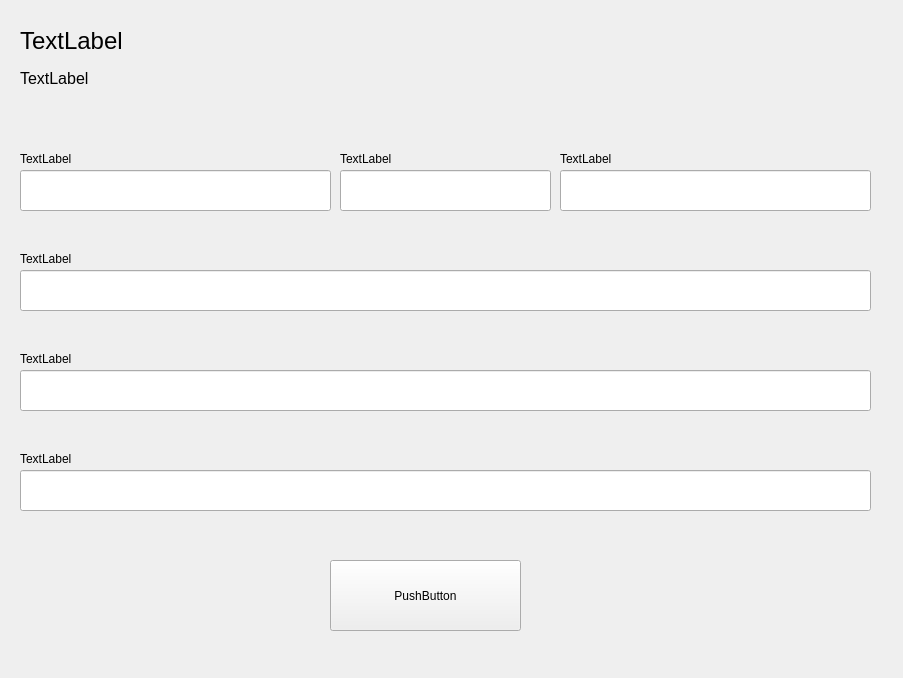
colingelling/PyQt6-test, file src/gui/ui/register/register_view.ui: the form before one commit.
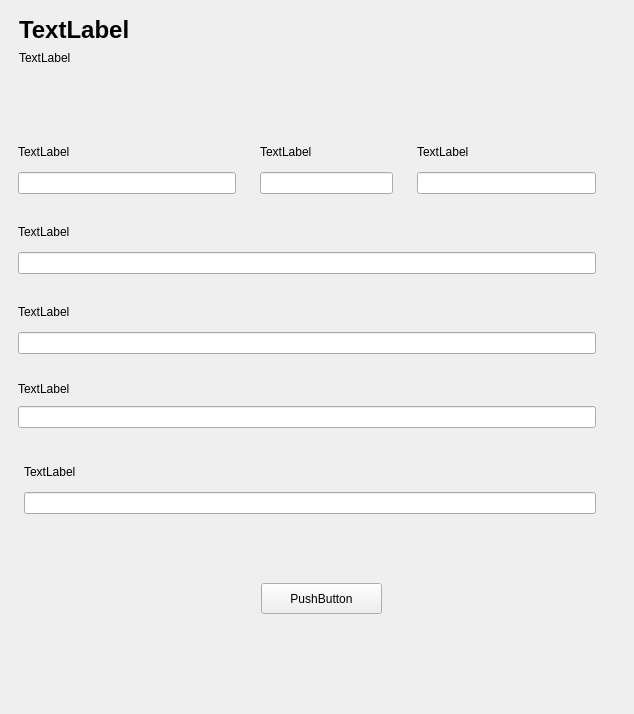
The form after the commit.

Commit message: Improved Ui files starting with the usage of (Grid)layouts within both windows and widgets including a scalable feature. Created layouts for signing in, registering users and for the user when it will be logged in. Assigned names onto form labels and fields. Then started figuring out on how to balance PyQt6 with SQLite, created a connection with it, made a users table and worked on the ability for the register form to create a single user. Also improved the password view on windows.

Diff of the .ui file:
```diff
--- a/src/gui/ui/register/register_view.ui
+++ b/src/gui/ui/register/register_view.ui
@@ -6,201 +6,737 @@
    <rect>
     <x>0</x>
     <y>0</y>
-    <width>903</width>
-    <height>678</height>
+    <width>634</width>
+    <height>714</height>
    </rect>
   </property>
+  <property name="sizePolicy">
+   <sizepolicy hsizetype="Fixed" vsizetype="Fixed">
+    <horstretch>0</horstretch>
+    <verstretch>0</verstretch>
+   </sizepolicy>
+  </property>
+  <property name="minimumSize">
+   <size>
+    <width>634</width>
+    <height>714</height>
+   </size>
+  </property>
+  <property name="maximumSize">
+   <size>
+    <width>634</width>
+    <height>714</height>
+   </size>
+  </property>
   <property name="windowTitle">
    <string>MainWindow</string>
   </property>
   <widget class="QWidget" name="centralwidget">
-   <widget class="QLabel" name="RegisterViewTitleLabel">
-    <property name="geometry">
-     <rect>
-      <x>20</x>
-      <y>30</y>
-      <width>111</width>
-      <height>21</height>
-     </rect>
-    </property>
-    <property name="font">
-     <font>
-      <pointsize>18</pointsize>
-     </font>
-    </property>
-    <property name="text">
-     <string>TextLabel</string>
-    </property>
-   </widget>
-   <widget class="QLabel" name="RegisterViewDescriptionLabel">
-    <property name="geometry">
-     <rect>
-      <x>20</x>
-      <y>70</y>
-      <width>71</width>
-      <height>16</height>
-     </rect>
-    </property>
-    <property name="font">
-     <font>
-      <pointsize>12</pointsize>
-     </font>
-    </property>
-    <property name="text">
-     <string>TextLabel</string>
-    </property>
-   </widget>
-   <widget class="QLineEdit" name="RegisterFormFirstnameLineEdit">
-    <property name="geometry">
-     <rect>
-      <x>20</x>
-      <y>170</y>
-      <width>311</width>
-      <height>41</height>
-     </rect>
-    </property>
-   </widget>
-   <widget class="QLabel" name="RegisterFormFirstnameLabel">
-    <property name="geometry">
-     <rect>
-      <x>20</x>
-      <y>150</y>
-      <width>67</width>
-      <height>17</height>
-     </rect>
-    </property>
-    <property name="text">
-     <string>TextLabel</string>
-    </property>
-   </widget>
-   <widget class="QLabel" name="RegisterFormUsernameLabel">
-    <property name="geometry">
-     <rect>
-      <x>20</x>
-      <y>250</y>
-      <width>67</width>
-      <height>17</height>
-     </rect>
-    </property>
-    <property name="text">
-     <string>TextLabel</string>
-    </property>
-   </widget>
-   <widget class="QLineEdit" name="RegisterFormUsernameLineEdit">
-    <property name="geometry">
-     <rect>
-      <x>20</x>
-      <y>270</y>
-      <width>851</width>
-      <height>41</height>
-     </rect>
-    </property>
-   </widget>
-   <widget class="QLineEdit" name="RegisterFormSuffixLineEdit">
-    <property name="geometry">
-     <rect>
-      <x>340</x>
-      <y>170</y>
-      <width>211</width>
-      <height>41</height>
-     </rect>
-    </property>
-   </widget>
-   <widget class="QLineEdit" name="RegisterFormLastnameLineEdit">
-    <property name="geometry">
-     <rect>
-      <x>560</x>
-      <y>170</y>
-      <width>311</width>
-      <height>41</height>
-     </rect>
-    </property>
-   </widget>
-   <widget class="QLabel" name="RegisterFormSuffixLabel">
-    <property name="geometry">
-     <rect>
-      <x>340</x>
-      <y>150</y>
-      <width>67</width>
-      <height>17</height>
-     </rect>
-    </property>
-    <property name="text">
-     <string>TextLabel</string>
-    </property>
-   </widget>
-   <widget class="QLabel" name="RegisterFormLastnameLabel">
-    <property name="geometry">
-     <rect>
-      <x>560</x>
-      <y>150</y>
-      <width>67</width>
-      <height>17</height>
-     </rect>
-    </property>
-    <property name="text">
-     <string>TextLabel</string>
-    </property>
-   </widget>
-   <widget class="QLineEdit" name="RegisterFormEmailLineEdit">
-    <property name="geometry">
-     <rect>
-      <x>20</x>
-      <y>370</y>
-      <width>851</width>
-      <height>41</height>
-     </rect>
-    </property>
-   </widget>
-   <widget class="QLabel" name="RegisterFormEmailLabel">
-    <property name="geometry">
-     <rect>
-      <x>20</x>
-      <y>350</y>
-      <width>67</width>
-      <height>17</height>
-     </rect>
-    </property>
-    <property name="text">
-     <string>TextLabel</string>
-    </property>
-   </widget>
-   <widget class="QPushButton" name="RegisterFormSubmitBtn">
-    <property name="geometry">
-     <rect>
-      <x>330</x>
-      <y>560</y>
-      <width>191</width>
-      <height>71</height>
-     </rect>
-    </property>
-    <property name="text">
-     <string>PushButton</string>
-    </property>
-   </widget>
-   <widget class="QLineEdit" name="RegisterFormPasswordLineEdit">
-    <property name="geometry">
-     <rect>
-      <x>20</x>
-      <y>470</y>
-      <width>851</width>
-      <height>41</height>
-     </rect>
-    </property>
-   </widget>
-   <widget class="QLabel" name="RegisterFormPasswordLabel">
-    <property name="geometry">
-     <rect>
-      <x>20</x>
-      <y>450</y>
-      <width>67</width>
-      <height>17</height>
-     </rect>
-    </property>
-    <property name="text">
-     <string>TextLabel</string>
-    </property>
-   </widget>
+   <property name="sizePolicy">
+    <sizepolicy hsizetype="Maximum" vsizetype="Maximum">
+     <horstretch>0</horstretch>
+     <verstretch>0</verstretch>
+    </sizepolicy>
+   </property>
+   <layout class="QGridLayout" name="gridLayout_2">
+    <item row="0" column="2">
+     <layout class="QGridLayout" name="gridLayout">
+      <item row="17" column="7">
+       <spacer name="horizontalSpacer_14">
+        <property name="orientation">
+         <enum>Qt::Horizontal</enum>
+        </property>
+        <property name="sizeHint" stdset="0">
+         <size>
+          <width>40</width>
+          <height>20</height>
+         </size>
+        </property>
+       </spacer>
+      </item>
+      <item row="15" column="19">
+       <spacer name="verticalSpacer">
+        <property name="orientation">
+         <enum>Qt::Vertical</enum>
+        </property>
+        <property name="sizeType">
+         <enum>QSizePolicy::Preferred</enum>
+        </property>
+        <property name="sizeHint" stdset="0">
+         <size>
+          <width>3</width>
+          <height>40</height>
+         </size>
+        </property>
+       </spacer>
+      </item>
+      <item row="17" column="19">
+       <spacer name="verticalSpacer_18">
+        <property name="orientation">
+         <enum>Qt::Vertical</enum>
+        </property>
+        <property name="sizeHint" stdset="0">
+         <size>
+          <width>20</width>
+          <height>40</height>
+         </size>
+        </property>
+       </spacer>
+      </item>
+      <item row="4" column="19">
+       <spacer name="verticalSpacer_13">
+        <property name="orientation">
+         <enum>Qt::Vertical</enum>
+        </property>
+        <property name="sizeType">
+         <enum>QSizePolicy::Preferred</enum>
+        </property>
+        <property name="sizeHint" stdset="0">
+         <size>
+          <width>3</width>
+          <height>40</height>
+         </size>
+        </property>
+       </spacer>
+      </item>
+      <item row="3" column="2" rowspan="2" colspan="7">
+       <widget class="QWidget" name="widget_2" native="true">
+        <layout class="QGridLayout" name="gridLayout_3">
+         <item row="0" column="0">
+          <widget class="QLabel" name="RegisterFormFirstnameLabel">
+           <property name="text">
+            <string>TextLabel</string>
+           </property>
+          </widget>
+         </item>
+         <item row="1" column="0">
+          <widget class="QLineEdit" name="RegisterFormFirstnameLineEdit"/>
+         </item>
+        </layout>
+       </widget>
+      </item>
+      <item row="3" column="9" rowspan="2" colspan="4">
+       <widget class="QWidget" name="widget_3" native="true">
+        <layout class="QGridLayout" name="gridLayout_4">
+         <item row="0" column="0">
+          <widget class="QLabel" name="RegisterFormSuffixLabel">
+           <property name="text">
+            <string>TextLabel</string>
+           </property>
+          </widget>
+         </item>
+         <item row="1" column="0">
+          <widget class="QLineEdit" name="RegisterFormSuffixLineEdit"/>
+         </item>
+        </layout>
+       </widget>
+      </item>
+      <item row="8" column="19">
+       <spacer name="verticalSpacer_15">
+        <property name="orientation">
+         <enum>Qt::Vertical</enum>
+        </property>
+        <property name="sizeType">
+         <enum>QSizePolicy::Preferred</enum>
+        </property>
+        <property name="sizeHint" stdset="0">
+         <size>
+          <width>3</width>
+          <height>40</height>
+         </size>
+        </property>
+       </spacer>
+      </item>
+      <item row="17" column="17">
+       <spacer name="horizontalSpacer_9">
+        <property name="orientation">
+         <enum>Qt::Horizontal</enum>
+        </property>
+        <property name="sizeHint" stdset="0">
+         <size>
+          <width>40</width>
+          <height>20</height>
+         </size>
+        </property>
+       </spacer>
+      </item>
+      <item row="13" column="19">
+       <spacer name="verticalSpacer_2">
+        <property name="orientation">
+         <enum>Qt::Vertical</enum>
+        </property>
+        <property name="sizeType">
+         <enum>QSizePolicy::Preferred</enum>
+        </property>
+        <property name="sizeHint" stdset="0">
+         <size>
+          <width>3</width>
+          <height>40</height>
+         </size>
+        </property>
+       </spacer>
+      </item>
+      <item row="5" column="2" rowspan="2" colspan="17">
+       <widget class="QWidget" name="widget_5" native="true">
+        <layout class="QGridLayout" name="gridLayout_6">
+         <item row="0" column="0">
+          <widget class="QLabel" name="RegisterFormUsernameLabel">
+           <property name="text">
+            <string>TextLabel</string>
+           </property>
+          </widget>
+         </item>
+         <item row="1" column="0">
+          <widget class="QLineEdit" name="RegisterFormUsernameLineEdit">
+           <property name="sizePolicy">
+            <sizepolicy hsizetype="Expanding" vsizetype="Fixed">
+             <horstretch>0</horstretch>
+             <verstretch>0</verstretch>
+            </sizepolicy>
+           </property>
+          </widget>
+         </item>
+        </layout>
+       </widget>
+      </item>
+      <item row="17" column="6">
+       <spacer name="horizontalSpacer_3">
+        <property name="orientation">
+         <enum>Qt::Horizontal</enum>
+        </property>
+        <property name="sizeHint" stdset="0">
+         <size>
+          <width>40</width>
+          <height>20</height>
+         </size>
+        </property>
+       </spacer>
+      </item>
+      <item row="2" column="19">
+       <spacer name="verticalSpacer_9">
+        <property name="orientation">
+         <enum>Qt::Vertical</enum>
+        </property>
+        <property name="sizeType">
+         <enum>QSizePolicy::Preferred</enum>
+        </property>
+        <property name="sizeHint" stdset="0">
+         <size>
+          <width>3</width>
+          <height>40</height>
+         </size>
+        </property>
+       </spacer>
+      </item>
+      <item row="17" column="13">
+       <spacer name="horizontalSpacer_7">
+        <property name="orientation">
+         <enum>Qt::Horizontal</enum>
+        </property>
+        <property name="sizeHint" stdset="0">
+         <size>
+          <width>40</width>
+          <height>20</height>
+         </size>
+        </property>
+       </spacer>
+      </item>
+      <item row="17" column="5">
+       <spacer name="horizontalSpacer_13">
+        <property name="orientation">
+         <enum>Qt::Horizontal</enum>
+        </property>
+        <property name="sizeHint" stdset="0">
+         <size>
+          <width>40</width>
+          <height>20</height>
+         </size>
+        </property>
+       </spacer>
+      </item>
+      <item row="9" column="2" rowspan="2" colspan="17">
+       <widget class="QWidget" name="widget_7" native="true">
+        <layout class="QGridLayout" name="gridLayout_8">
+         <item row="0" column="0">
+          <widget class="QLabel" name="RegisterFormPasswordLabel_1">
+           <property name="sizePolicy">
+            <sizepolicy hsizetype="Preferred" vsizetype="Fixed">
+             <horstretch>0</horstretch>
+             <verstretch>0</verstretch>
+            </sizepolicy>
+           </property>
+           <property name="text">
+            <string>TextLabel</string>
+           </property>
+          </widget>
+         </item>
+         <item row="1" column="0">
+          <widget class="QLineEdit" name="RegisterFormPasswordLineEdit_1">
+           <property name="sizePolicy">
+            <sizepolicy hsizetype="Expanding" vsizetype="Fixed">
+             <horstretch>0</horstretch>
+             <verstretch>0</verstretch>
+            </sizepolicy>
+           </property>
+          </widget>
+         </item>
+        </layout>
+       </widget>
+      </item>
+      <item row="17" column="8">
+       <spacer name="horizontalSpacer_4">
+        <property name="orientation">
+         <enum>Qt::Horizontal</enum>
+        </property>
+        <property name="sizeHint" stdset="0">
+         <size>
+          <width>40</width>
+          <height>20</height>
+         </size>
+        </property>
+       </spacer>
+      </item>
+      <item row="11" column="19">
+       <spacer name="verticalSpacer_4">
+        <property name="orientation">
+         <enum>Qt::Vertical</enum>
+        </property>
+        <property name="sizeType">
+         <enum>QSizePolicy::Preferred</enum>
+        </property>
+        <property name="sizeHint" stdset="0">
+         <size>
+          <width>3</width>
+          <height>40</height>
+         </size>
+        </property>
+       </spacer>
+      </item>
+      <item row="17" column="14">
+       <spacer name="horizontalSpacer_10">
+        <property name="orientation">
+         <enum>Qt::Horizontal</enum>
+        </property>
+        <property name="sizeHint" stdset="0">
+         <size>
+          <width>40</width>
+          <height>20</height>
+         </size>
+        </property>
+       </spacer>
+      </item>
+      <item row="6" column="19">
+       <spacer name="verticalSpacer_7">
+        <property name="orientation">
+         <enum>Qt::Vertical</enum>
+        </property>
+        <property name="sizeType">
+         <enum>QSizePolicy::Preferred</enum>
+        </property>
+        <property name="sizeHint" stdset="0">
+         <size>
+          <width>3</width>
+          <height>40</height>
+         </size>
+        </property>
+       </spacer>
+      </item>
+      <item row="17" column="3">
+       <spacer name="horizontalSpacer_2">
+        <property name="orientation">
+         <enum>Qt::Horizontal</enum>
+        </property>
+        <property name="sizeHint" stdset="0">
+         <size>
+          <width>40</width>
+          <height>20</height>
+         </size>
+        </property>
+       </spacer>
+      </item>
+      <item row="17" column="15">
+       <spacer name="horizontalSpacer_11">
+        <property name="orientation">
+         <enum>Qt::Horizontal</enum>
+        </property>
+        <property name="sizeHint" stdset="0">
+         <size>
+          <width>40</width>
+          <height>20</height>
+         </size>
+        </property>
+       </spacer>
+      </item>
+      <item row="3" column="13" rowspan="2" colspan="6">
+       <widget class="QWidget" name="widget_4" native="true">
+        <property name="sizePolicy">
+         <sizepolicy hsizetype="Preferred" vsizetype="Preferred">
+          <horstretch>0</horstretch>
+          <verstretch>0</verstretch>
+         </sizepolicy>
+        </property>
+        <layout class="QGridLayout" name="gridLayout_5">
+         <item row="1" column="0">
+          <widget class="QLineEdit" name="RegisterFormLastnameLineEdit">
+           <property name="sizePolicy">
+            <sizepolicy hsizetype="Expanding" vsizetype="Fixed">
+             <horstretch>0</horstretch>
+             <verstretch>0</verstretch>
+            </sizepolicy>
+           </property>
+          </widget>
+         </item>
+         <item row="0" column="0">
+          <widget class="QLabel" name="RegisterFormLastnameLabel">
+           <property name="text">
+            <string>TextLabel</string>
+           </property>
+          </widget>
+         </item>
+        </layout>
+       </widget>
+      </item>
+      <item row="17" column="16">
+       <spacer name="horizontalSpacer_12">
+        <property name="orientation">
+         <enum>Qt::Horizontal</enum>
+        </property>
+        <property name="sizeHint" stdset="0">
+         <size>
+          <width>40</width>
+          <height>20</height>
+         </size>
+        </property>
+       </spacer>
+      </item>
+      <item row="0" column="19">
+       <spacer name="verticalSpacer_10">
+        <property name="orientation">
+         <enum>Qt::Vertical</enum>
+        </property>
+        <property name="sizeType">
+         <enum>QSizePolicy::Preferred</enum>
+        </property>
+        <property name="sizeHint" stdset="0">
+         <size>
+          <width>3</width>
+          <height>40</height>
+         </size>
+        </property>
+       </spacer>
+      </item>
+      <item row="17" column="10">
+       <spacer name="horizontalSpacer_6">
+        <property name="orientation">
+         <enum>Qt::Horizontal</enum>
+        </property>
+        <property name="sizeHint" stdset="0">
+         <size>
+          <width>40</width>
+          <height>20</height>
+         </size>
+        </property>
+       </spacer>
+      </item>
+      <item row="7" column="2" rowspan="2" colspan="17">
+       <widget class="QWidget" name="widget_6" native="true">
+        <layout class="QGridLayout" name="gridLayout_7">
+         <item row="0" column="0">
+          <widget class="QLabel" name="RegisterFormEmailLabel">
+           <property name="text">
+            <string>TextLabel</string>
+           </property>
+          </widget>
+         </item>
+         <item row="1" column="0">
+          <widget class="QLineEdit" name="RegisterFormEmailLineEdit">
+           <property name="sizePolicy">
+            <sizepolicy hsizetype="Expanding" vsizetype="Fixed">
+             <horstretch>0</horstretch>
+             <verstretch>0</verstretch>
+            </sizepolicy>
+           </property>
+          </widget>
+         </item>
+        </layout>
+       </widget>
+      </item>
+      <item row="3" column="19">
+       <spacer name="verticalSpacer_12">
+        <property name="orientation">
+         <enum>Qt::Vertical</enum>
+        </property>
+        <property name="sizeType">
+         <enum>QSizePolicy::Preferred</enum>
+        </property>
+        <property name="sizeHint" stdset="0">
+         <size>
+          <width>3</width>
+          <height>40</height>
+         </size>
+        </property>
+       </spacer>
+      </item>
+      <item row="1" column="19">
+       <spacer name="verticalSpacer_11">
+        <property name="orientation">
+         <enum>Qt::Vertical</enum>
+        </property>
+        <property name="sizeType">
+         <enum>QSizePolicy::Preferred</enum>
+        </property>
+        <property name="sizeHint" stdset="0">
+         <size>
+          <width>3</width>
+          <height>40</height>
+         </size>
+        </property>
+       </spacer>
+      </item>
+      <item row="17" column="4">
+       <spacer name="horizontalSpacer">
+        <property name="orientation">
+         <enum>Qt::Horizontal</enum>
+        </property>
+        <property name="sizeHint" stdset="0">
+         <size>
+          <width>40</width>
+          <height>20</height>
+         </size>
+        </property>
+       </spacer>
+      </item>
+      <item row="17" column="9">
+       <spacer name="horizontalSpacer_5">
+        <property name="orientation">
+         <enum>Qt::Horizontal</enum>
+        </property>
+        <property name="sizeHint" stdset="0">
+         <size>
+          <width>40</width>
+          <height>20</height>
+         </size>
+        </property>
+       </spacer>
+      </item>
+      <item row="5" column="19">
+       <spacer name="verticalSpacer_8">
+        <property name="orientation">
+         <enum>Qt::Vertical</enum>
+        </property>
+        <property name="sizeType">
+         <enum>QSizePolicy::Preferred</enum>
+        </property>
+        <property name="sizeHint" stdset="0">
+         <size>
+          <width>3</width>
+          <height>40</height>
+         </size>
+        </property>
+       </spacer>
+      </item>
+      <item row="16" column="19">
+       <spacer name="verticalSpacer_16">
+        <property name="orientation">
+         <enum>Qt::Vertical</enum>
+        </property>
+        <property name="sizeHint" stdset="0">
+         <size>
+          <width>20</width>
+          <height>40</height>
+         </size>
+        </property>
+       </spacer>
+      </item>
+      <item row="10" column="19">
+       <spacer name="verticalSpacer_5">
+        <property name="orientation">
+         <enum>Qt::Vertical</enum>
+        </property>
+        <property name="sizeType">
+         <enum>QSizePolicy::Preferred</enum>
+        </property>
+        <property name="sizeHint" stdset="0">
+         <size>
+          <width>3</width>
+          <height>40</height>
+         </size>
+        </property>
+       </spacer>
+      </item>
+      <item row="9" column="19">
+       <spacer name="verticalSpacer_6">
+        <property name="orientation">
+         <enum>Qt::Vertical</enum>
+        </property>
+        <property name="sizeType">
+         <enum>QSizePolicy::Preferred</enum>
+        </property>
+        <property name="sizeHint" stdset="0">
+         <size>
+          <width>3</width>
+          <height>40</height>
+         </size>
+        </property>
+       </spacer>
+      </item>
+      <item row="17" column="12">
+       <spacer name="horizontalSpacer_8">
+        <property name="orientation">
+         <enum>Qt::Horizontal</enum>
+        </property>
+        <property name="sizeHint" stdset="0">
+         <size>
+          <width>40</width>
+          <height>20</height>
+         </size>
+        </property>
+       </spacer>
+      </item>
+      <item row="12" column="19">
+       <spacer name="verticalSpacer_3">
+        <property name="orientation">
+         <enum>Qt::Vertical</enum>
+        </property>
+        <property name="sizeType">
+         <enum>QSizePolicy::Preferred</enum>
+        </property>
+        <property name="sizeHint" stdset="0">
+         <size>
+          <width>3</width>
+          <height>40</height>
+         </size>
+        </property>
+       </spacer>
+      </item>
+      <item row="7" column="19">
+       <spacer name="verticalSpacer_14">
+        <property name="orientation">
+         <enum>Qt::Vertical</enum>
+        </property>
+        <property name="sizeType">
+         <enum>QSizePolicy::Preferred</enum>
+        </property>
+        <property name="sizeHint" stdset="0">
+         <size>
+          <width>3</width>
+          <height>40</height>
+         </size>
+        </property>
+       </spacer>
+      </item>
+      <item row="14" column="19">
+       <spacer name="verticalSpacer_19">
+        <property name="orientation">
+         <enum>Qt::Vertical</enum>
+        </property>
+        <property name="sizeHint" stdset="0">
+         <size>
+          <width>20</width>
+          <height>40</height>
+         </size>
+        </property>
+       </spacer>
+      </item>
+      <item row="14" column="9" rowspan="2" colspan="4">
+       <widget class="QWidget" name="widget_9" native="true">
+        <widget class="QPushButton" name="RegisterFormSubmitBtn">
+         <property name="geometry">
+          <rect>
+           <x>10</x>
+           <y>20</y>
+           <width>121</width>
+           <height>31</height>
+          </rect>
+         </property>
+         <property name="text">
+          <string>PushButton</string>
+         </property>
+        </widget>
+       </widget>
+      </item>
+      <item row="17" column="11">
+       <spacer name="horizontalSpacer_15">
+        <property name="orientation">
+         <enum>Qt::Horizontal</enum>
+        </property>
+        <property name="sizeHint" stdset="0">
+         <size>
+          <width>40</width>
+          <height>20</height>
+         </size>
+        </property>
+       </spacer>
+      </item>
+      <item row="0" column="2" rowspan="3" colspan="7">
+       <widget class="QWidget" name="widget" native="true">
+        <widget class="QLabel" name="RegisterViewTitleLabel">
+         <property name="geometry">
+          <rect>
+           <x>10</x>
+           <y>10</y>
+           <width>121</width>
+           <height>21</height>
+          </rect>
+         </property>
+         <property name="font">
+          <font>
+           <pointsize>18</pointsize>
+           <weight>75</weight>
+           <bold>true</bold>
+          </font>
+         </property>
+         <property name="text">
+          <string>TextLabel</string>
+         </property>
+        </widget>
+        <widget class="QLabel" name="RegisterViewDescriptionLabel">
+         <property name="geometry">
+          <rect>
+           <x>10</x>
+           <y>40</y>
+           <width>67</width>
+           <height>17</height>
+          </rect>
+         </property>
+         <property name="text">
+          <string>TextLabel</string>
+         </property>
+        </widget>
+       </widget>
+      </item>
+      <item row="11" column="3" rowspan="2" colspan="16">
+       <widget class="QWidget" name="widget_8" native="true">
+        <layout class="QGridLayout" name="gridLayout_9">
+         <item row="0" column="0">
+          <widget class="QLabel" name="RegisterFormPasswordLabel_2">
+           <property name="text">
+            <string>TextLabel</string>
+           </property>
+          </widget>
+         </item>
+         <item row="1" column="0">
+          <widget class="QLineEdit" name="RegisterFormPasswordLineEdit_2"/>
+         </item>
+        </layout>
+       </widget>
+      </item>
+     </layout>
+    </item>
+    <item row="1" column="2">
+     <spacer name="verticalSpacer_17">
+      <property name="orientation">
+       <enum>Qt::Vertical</enum>
+      </property>
+      <property name="sizeHint" stdset="0">
+       <size>
+        <width>20</width>
+        <height>40</height>
+       </size>
+      </property>
+     </spacer>
+    </item>
+   </layout>
   </widget>
   <widget class="QMenuBar" name="menuBar">
    <property name="geometry">
```
Left out of the diff: 2 changed lines with no effect on the pictures. The commit also changes 20 other files.
